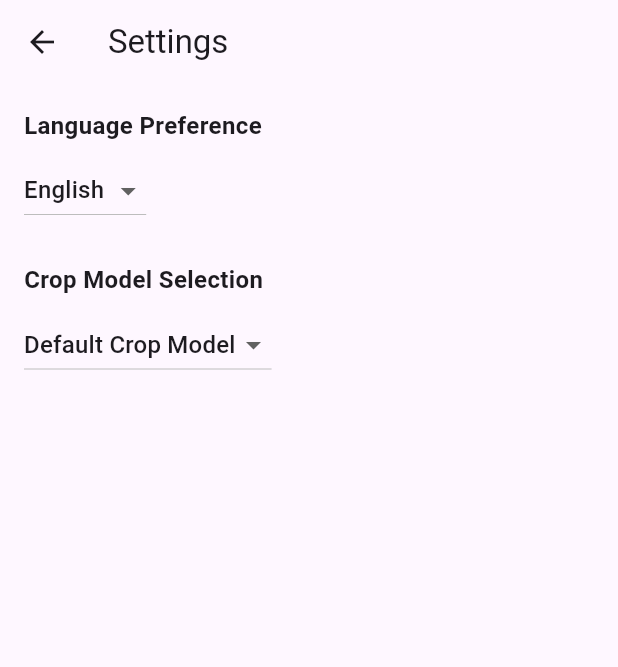
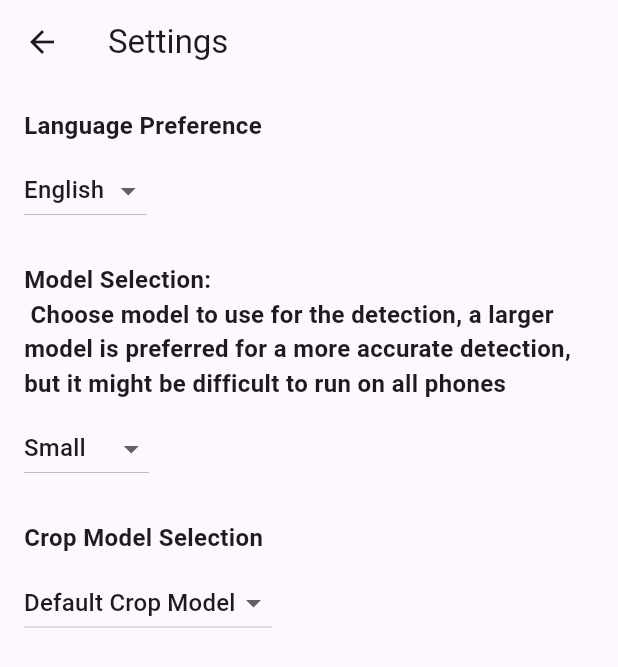
Before and after one commit to Jabkin1/Edge_weedcounter, a Flutter app: the SettingsPage screen opened directly, on a phone screen of 412 x 824 dp. Shown: the top 667 px of the screen. Run offline on Flutter 3.47's test engine with Material 3 defaults, Android fonts, the phone set to English and light mode, and no system bars; our stand-ins replace camera, csv, image_picker; missing offline and left inert: tflite_flutter.

Commit message:
-updated models with a class models.dart for model selection. inlcuded an option in settings and fixed the page not displaying

```diff
--- a/lib/app_routes.dart
+++ b/lib/app_routes.dart
@@ -14,7 +14,7 @@ class AppRoutes {
   static const String camera = '/camera';
   static const String results = '/results';
   static const String summary = '/summary';
-  static const String settings = '/settings';
+  static const String settings_page = '/settings';
   static const String info = '/info';
 
   static Route<dynamic> generateRoute(RouteSettings settings) {
@@ -36,7 +36,7 @@ class AppRoutes {
       return MaterialPageRoute(
         builder: (_) => SummaryPage(aggregator: (args is DetectionAggregator) ? args : DetectionAggregator()),
       );
-    } else if (routeName == settings) {
+    } else if (routeName == settings_page) {
       return MaterialPageRoute(builder: (_) => const SettingsPage());
     } else if (routeName == info) {
       return MaterialPageRoute(builder: (_) => const InfoPage());
--- a/lib/main.dart
+++ b/lib/main.dart
@@ -6,6 +6,7 @@ import 'utils/plant_data.dart';
 //TODO: multiple model selection
 //TODO: not there yet: more crops
 //TODO: write documentation
+//TODO: Settings page: models, languages and model type.
 
 
 void main() {
--- a/lib/pages/settings_page.dart
+++ b/lib/pages/settings_page.dart
@@ -1,4 +1,6 @@
 import 'package:flutter/material.dart';
+
+import '../utils/models.dart';
 
 class SettingsPage extends StatefulWidget {
   const SettingsPage({super.key});
@@ -53,6 +55,23 @@ class _SettingsPageState extends State<SettingsPage> {
             ),
             const SizedBox(height: 24),
             const Text(
+              'Model Selection:\n Choose model to use for the detection, a larger model is preferred for a more accurate detection, but it might be difficult to run on all phones',
+              style: TextStyle(fontSize: 16, fontWeight: FontWeight.bold),
+            ),
+            const SizedBox(height: 8),
+            DropdownButton<String>(
+                value: ModelSelection.selectedModel,
+                items: ModelSelection.models.map((model) {
+                  return DropdownMenuItem<String>(
+                    value: model['name'],
+                    child: Text(model['name']!),
+                  );
+                }).toList(),
+                onChanged: (value) {
+                  ModelSelection.selectedModel = value!;
+                }),
+            const SizedBox(height: 24),
+            const Text(
               'Crop Model Selection',
               style: TextStyle(fontSize: 16, fontWeight: FontWeight.bold),
             ),
--- a/lib/services/yolo_service.dart
+++ b/lib/services/yolo_service.dart
@@ -2,6 +2,7 @@ import 'dart:math' as math;
 import 'package:flutter/foundation.dart';
 import 'package:image/image.dart' as img;
 import 'package:tflite_flutter/tflite_flutter.dart';
+import '../utils/models.dart';
 
 class BuildInputResult {
   final dynamic inputBuffer;
@@ -37,7 +38,8 @@ class YoloService {
     }
 
     try {
-      const String modelAssetPath = 'assets/models/yolo.tflite';
+      final String modelAssetPath = ModelSelection.selectedModelPath;
+
 
       final options = InterpreterOptions()..threads = 4;
       try {
--- /dev/null
+++ b/lib/utils/models.dart
@@ -0,0 +1,24 @@
+class ModelSelection {
+  static const List<Map<String, String>> models = [
+    {
+      'name': 'Small',
+      'path': 'assets/models/yolo.tflite',
+    },
+    {
+      'name': 'Medium',
+      'path': 'assets/models/yolo.tflite',
+    },
+    {
+      'name': 'Large',
+      'path': 'assets/models/yolo.tflite',
+    },
+  ];
+
+  static String selectedModel = 'Small';
+
+  static String get selectedModelPath {
+    return models.firstWhere(
+          (model) => model['name'] == selectedModel,
+    )['path']!;
+  }
+}
```
Also changed, not shown: lib/pages/info_page.dart (+12 -5 lines).
